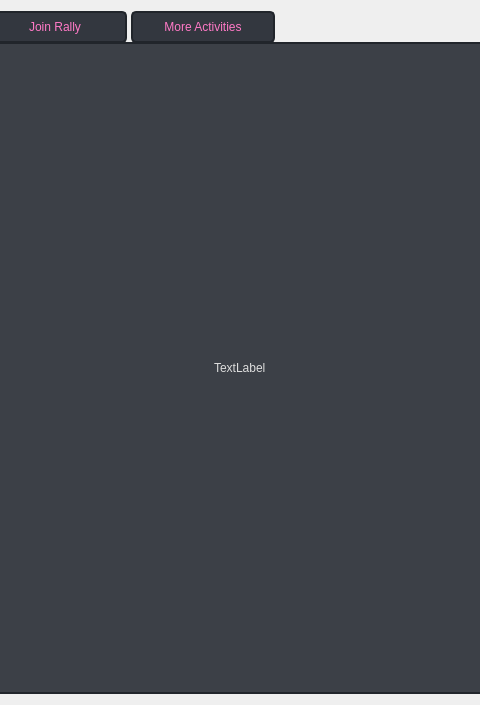
First picture: the form in gui/ui_files/instance_page.ui, repository evsahal/TaskEX, before the edit; both pictures show x 326 to 806 and y 0 to 705 of the 1130 by 705 pixel window.
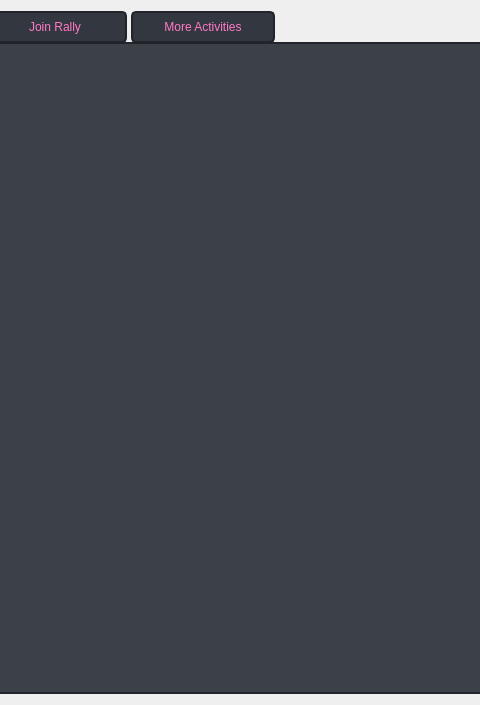
Second picture: the form after the edit. Icons and pictures are not drawn.

Diff of the .ui file:
```diff
--- a/gui/ui_files/instance_page.ui
+++ b/gui/ui_files/instance_page.ui
@@ -457,15 +457,7 @@
       <attribute name="title">
        <string>Run</string>
       </attribute>
-      <layout class="QVBoxLayout" name="verticalLayout_2">
-       <item alignment="Qt::AlignmentFlag::AlignHCenter">
-        <widget class="QLabel" name="label_">
-         <property name="text">
-          <string>TextLabel</string>
-         </property>
-        </widget>
-       </item>
-      </layout>
+      <layout class="QVBoxLayout" name="verticalLayout_2"/>
      </widget>
      <widget class="QWidget" name="tab_2">
       <attribute name="title">
```
